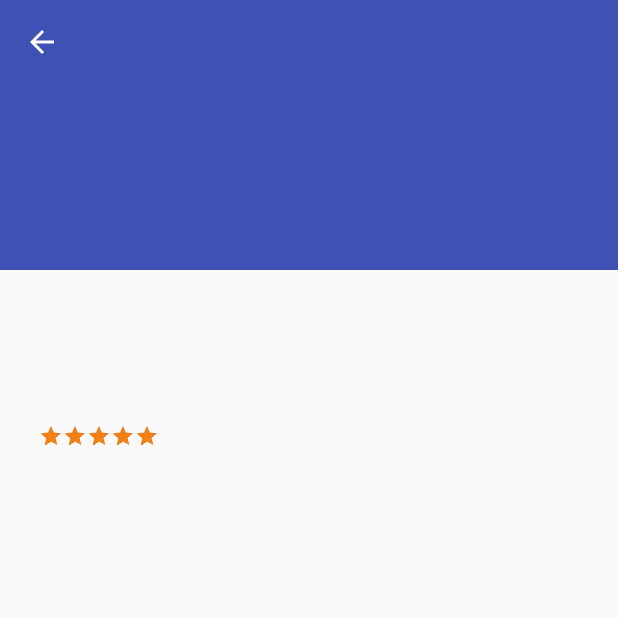
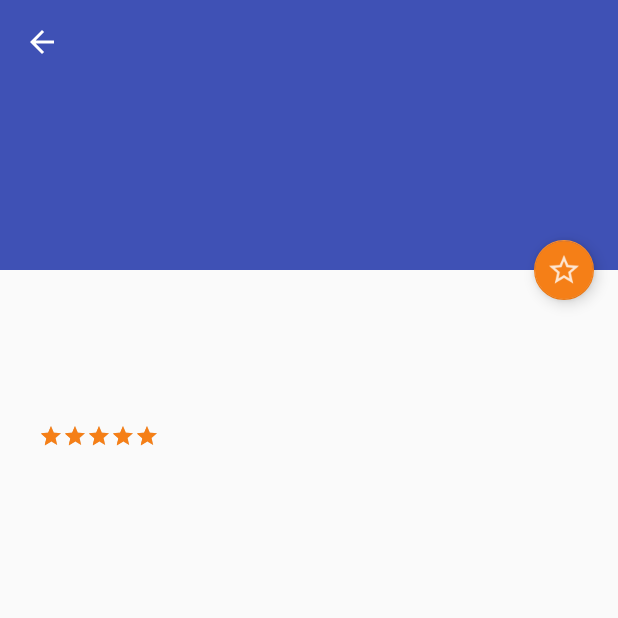
Before and after one commit to justodepp/popularmovies-stage2-nd801, an Android app: the DetailActivity screen opened directly, with no data from a screen before it, on a phone screen of 412 x 824 dp, the top half of it. Run offline under Robolectric (Android 15) with nearby library versions, the phone set to English and light mode, and no system bars; our stand-ins replace Picasso; libraries missing offline, so code that uses them is left out: it.deeper.popularmovies; pictures from the network do not load; 7 statements that could not run were skipped.

Commit message:
aggiunto bottone ed immagini per salvataggio preferiti

```diff
--- a/app/src/main/res/layout/activity_detail.xml
+++ b/app/src/main/res/layout/activity_detail.xml
@@ -34,7 +34,7 @@
                 android:layout_height="?attr/actionBarSize"
                 app:layout_collapseMode="pin"
                 app:popupTheme="@style/AppTheme.PopupOverlay"
-                android:theme="@style/ThemeOverlay.AppCompat.Dark.ActionBar"
+                android:theme="@style/AppTheme.AppBarOverlay"
                 app:layout_scrollFlags="scroll|enterAlways"/>
 
         </android.support.design.widget.CollapsingToolbarLayout>
@@ -49,4 +49,18 @@
         <include layout="@layout/content_detail" />
 
     </android.support.v4.widget.NestedScrollView>
+
+    <android.support.design.widget.FloatingActionButton
+        android:id="@+id/fab_favourite"
+        android:layout_width="wrap_content"
+        android:layout_height="wrap_content"
+        android:layout_margin="@dimen/fab_margin"
+        android:clickable="true"
+        android:focusable="true"
+        app:layout_anchor="@id/appbar"
+        app:layout_anchorGravity="bottom|right|end"
+        app:srcCompat="@drawable/ic_favourite_off"
+        android:tint="@android:color/white"
+        app:fabSize="mini"/>
+
 </android.support.design.widget.CoordinatorLayout>
--- a/app/src/main/res/values/dimens.xml
+++ b/app/src/main/res/values/dimens.xml
@@ -3,6 +3,7 @@
     <dimen name="app_bar_height">180dp</dimen>
     <dimen name="detail_generic_spacing">16dp</dimen>
     <dimen name="detail_horizontal_margin">10dp</dimen>
+    <dimen name="fab_margin">16dp</dimen>
 
     <dimen name="text_size">20sp</dimen>
 </resources>
```
Also changed, not shown: app/src/main/res/drawable-hdpi/ic_favourite_off.png (added), app/src/main/res/drawable-hdpi/ic_favourite_on.png (added), app/src/main/res/drawable-mdpi/ic_favourite_off.png (added), app/src/main/res/drawable-mdpi/ic_favourite_on.png (added), app/src/main/res/drawable-xhdpi/ic_favourite_off.png (added), app/src/main/res/drawable-xhdpi/ic_favourite_on.png (added), app/src/main/res/drawable-xxhdpi/ic_favourite_off.png (added), app/src/main/res/drawable-xxhdpi/ic_favourite_on.png (added).
